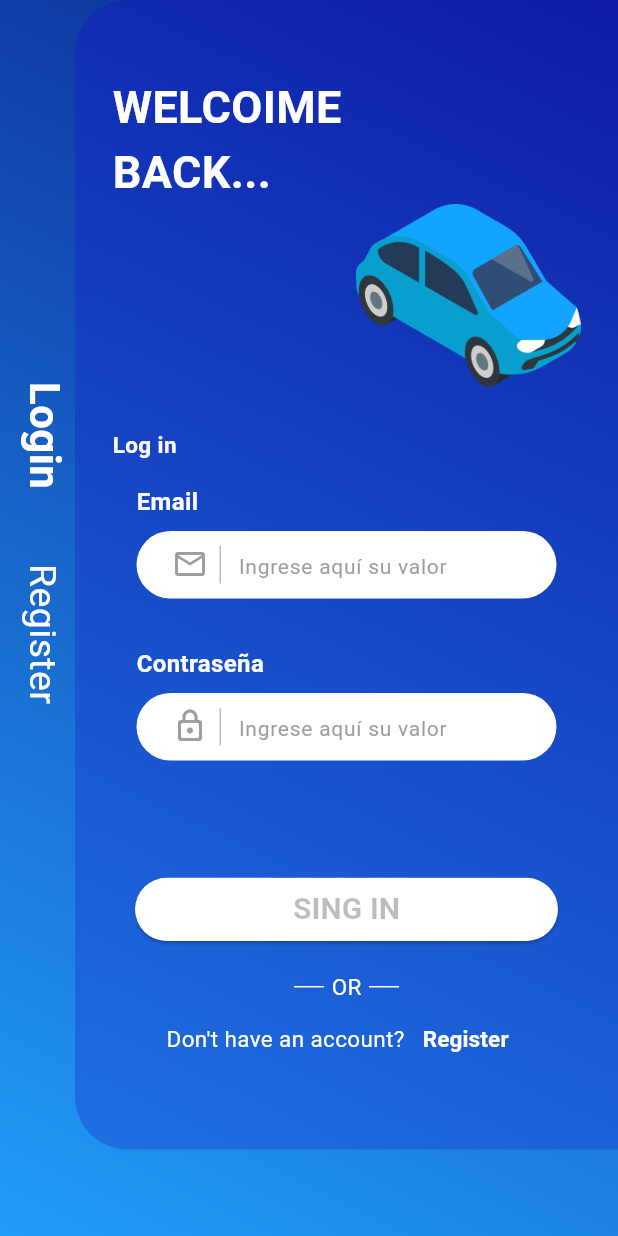
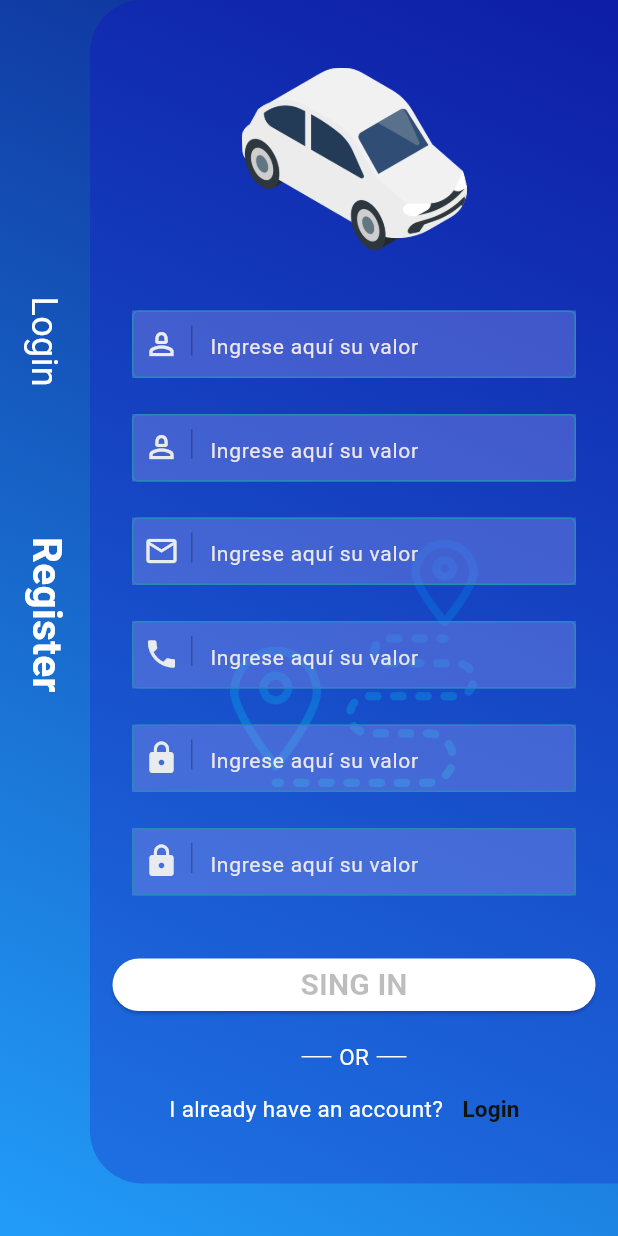
Before and after one commit to fswebcoder/indriver_clone, a Flutter app: the screen it shows after launch, after a tap on "Register", on a phone screen of 412 x 824 dp. Run offline on Flutter 3.47's test engine with Material 3 defaults, Android fonts, the light colour scheme and no system bars.

Commit message:
pantalla de registro

```diff
--- a/lib/main.dart
+++ b/lib/main.dart
@@ -1,5 +1,6 @@
 import 'package:flutter/material.dart';
 import 'package:indriver_clone/src/presentation/pages/auth/login/login_page.dart';
+import 'package:indriver_clone/src/presentation/pages/auth/register/register_page.dart';
 
 void main() {
   runApp(const MyApp());
@@ -18,7 +19,11 @@ class MyApp extends StatelessWidget {
         colorScheme: ColorScheme.fromSeed(seedColor: Colors.deepPurple),
         useMaterial3: true,
       ),
-      home: const LoginPage(),
+      initialRoute: 'login' ,
+     routes: {
+       'login': (context) => const LoginPage(),
+       'register': (context) => const RegisterPage(),
+     },
     );
   }
 }
--- a/lib/src/presentation/pages/auth/login/login_content.dart
+++ b/lib/src/presentation/pages/auth/login/login_content.dart
@@ -1,5 +1,6 @@
 import 'package:flutter/material.dart';
 import 'package:indriver_clone/src/presentation/widgets/default_texfield.dart';
+import 'package:indriver_clone/src/presentation/widgets/text_welcome.dart';
 
 class LoginContent extends StatelessWidget {
   const LoginContent({super.key});
@@ -27,11 +28,13 @@ class LoginContent extends StatelessWidget {
                     Color.fromARGB(255, 34, 156, 249)
                   ],
                 )),
-                child: const Column(
+                child: Column(
                   crossAxisAlignment: CrossAxisAlignment.start,
                   mainAxisAlignment: MainAxisAlignment.center,
                   children: [
-                    RotatedBox(
+                    GestureDetector(
+                      onTap: () => Navigator.pushNamed(context, 'register'),
+                      child: const  RotatedBox(
                           quarterTurns: 1,
                           child: Text(
                             'Login',
@@ -40,14 +43,18 @@ class LoginContent extends StatelessWidget {
                                 color: Colors.white,
                                 fontWeight: FontWeight.bold),
                           )),
-                    SizedBox(height: 50),
-                    RotatedBox(
+                    ),
+                    const SizedBox(height: 50),
+                     GestureDetector(
+                      onTap: () => Navigator.pushNamed(context, 'register'),
+                       child: const RotatedBox(
                           quarterTurns: 1,
                           child: Text(
                             'Register',
                             style: TextStyle(fontSize: 25, color: Colors.white),
                           )),
-                    SizedBox(height: 100),
+                     ),
+                    const  SizedBox(height: 100),
                   ],
                 ),
               ),
@@ -73,22 +80,8 @@ class LoginContent extends StatelessWidget {
                     mainAxisAlignment: MainAxisAlignment.start,
                     children: [
                       const SizedBox(height: 50),
-                      const Text(
-                        'WELCOIME',
-                        style: TextStyle(
-                          fontSize: 30,
-                          color: Colors.white,
-                          fontWeight: FontWeight.bold,
-                        ),
-                      ),
-                      const Text(
-                        'BACK...',
-                        style: TextStyle(
-                          fontSize: 30,
-                          color: Colors.white,
-                          fontWeight: FontWeight.bold,
-                        ),
-                      ),
+                      const TextWelcome(label: 'WELCOME',),
+                      const TextWelcome(label: 'BACK...',),
                       AnimatedContainer(
                         alignment: Alignment.centerRight,
                         duration: const Duration(seconds: 2),
@@ -118,7 +111,7 @@ class LoginContent extends StatelessWidget {
                       const Spacer(),
                       Flexible(
                         child: Container(
-                          height: 45,
+                          height: 48,
                           width: MediaQuery.of(context).size.width,
                           margin:
                               const EdgeInsets.only(bottom: 20, left: 15, right: 15),
--- /dev/null
+++ b/lib/src/presentation/pages/auth/register/register_content.dart
@@ -0,0 +1,223 @@
+import 'package:flutter/material.dart';
+import 'package:indriver_clone/src/presentation/widgets/default_texfield.dart';
+import 'package:indriver_clone/src/presentation/widgets/default_texfield_outline.dart';
+
+class RegisterContent extends StatelessWidget {
+  const RegisterContent({super.key});
+
+  @override
+  Widget build(BuildContext context) {
+    return Stack(
+      children: [
+        Container(
+          padding: const EdgeInsets.only(left: 12),
+          height: MediaQuery.of(context).size.height,
+          width: MediaQuery.of(context).size.width,
+          decoration: const BoxDecoration(
+            gradient: LinearGradient(
+              begin: Alignment.topRight,
+              end: Alignment.bottomLeft,
+              colors: [
+                Color.fromARGB(255, 12, 38, 145),
+                Color.fromARGB(255, 34, 156, 249)
+              ],
+            ),
+          ),
+          child: Column(
+            crossAxisAlignment: CrossAxisAlignment.start,
+            mainAxisAlignment: MainAxisAlignment.center,
+            children: [
+              _texLogintRotate(),
+              const SizedBox(height: 100),
+              _texRegistertRotate(),
+              SizedBox(height: MediaQuery.of(context).size.height * 0.20),
+            ],
+          ),
+        ),
+        Container(
+          margin: const EdgeInsets.only(left: 60, bottom: 35),
+          decoration: const BoxDecoration(
+            borderRadius: BorderRadius.only(
+              topLeft: Radius.circular(35),
+              bottomLeft: Radius.circular(35),
+            ),
+            gradient: LinearGradient(
+              begin: Alignment.topRight,
+              end: Alignment.bottomLeft,
+              colors: [
+                        Color.fromARGB(255, 14, 29, 166),
+                        Color.fromARGB(255, 30, 112, 227)
+                      ],
+            ),
+          ),
+          child: Column(
+            children: [
+              _imageBanner(),
+              Expanded(
+                child: SingleChildScrollView(
+                  child: Stack(
+                    children: [
+                      _imageBackgroud(context),
+                      Column(
+                        children: [
+                            const DefaultTexfieldOutline(
+                          label: 'Nombre',
+                          icon: Icons.person_2_outlined,
+                        ),
+                        const DefaultTexfieldOutline(
+                          label: 'Apellido',
+                          icon: Icons.person_2_outlined,
+                        ),
+                        const DefaultTexfieldOutline(
+                          label: 'Email',
+                          icon: Icons.email_outlined,
+                        ),
+                        const DefaultTexfieldOutline(
+                          label: 'Telefono',
+                          icon: Icons.phone,
+                        ),
+                        const DefaultTexfieldOutline(
+                          label: 'Contraseña',
+                          icon: Icons.lock,
+                        ),
+                        const DefaultTexfieldOutline(
+                          label: 'Confirmar Contraseña',
+                          icon: Icons.lock,
+                        ),
+                        const SizedBox(height: 30),
+                        Container(
+                          height: 35,
+                          width: MediaQuery.of(context).size.width,
+                          margin: const EdgeInsets.only(
+                              bottom: 20, left: 15, right: 15),
+                          child: ElevatedButton(
+                            onPressed: () {},
+                            style: ElevatedButton.styleFrom(
+                              backgroundColor: Colors.white,
+                            ),
+                            child: const Text(
+                              'SING IN',
+                              style: TextStyle(
+                                color: Colors.black26,
+                                fontSize: 20,
+                                fontWeight: FontWeight.bold,
+                              ),
+                            ),
+                          ),
+                        ),
+                        _separetorOr(),
+                        _textAlreadyHaveAccount(context),
+                        ],
+                      )
+                    ],
+
+                  ),
+                ),
+              ),
+            ],
+          ),
+        ),
+
+      ],
+    );
+  }
+
+  Widget _texLogintRotate() {
+    return const RotatedBox(
+      quarterTurns: 1,
+      child: Text(
+        'Login',
+        style: TextStyle(fontSize: 24, color: Colors.white),
+      ),
+    );
+  }
+
+  Widget _texRegistertRotate() {
+    return const RotatedBox(
+      quarterTurns: 1,
+      child: Text(
+        'Register',
+        style: TextStyle(
+            fontSize: 27, color: Colors.white, fontWeight: FontWeight.bold),
+      ),
+    );
+  }
+
+  Widget _imageBanner() {
+    return Container(
+      margin: const EdgeInsets.only(top: 45),
+      alignment: Alignment.center,
+      child: Image.asset(
+        'assets/img/car_white.png',
+        height: 150,
+        width: 150,
+      ),
+    );
+  }
+
+  Widget _separetorOr(){
+    return Row(
+      mainAxisAlignment: MainAxisAlignment.center,
+      children: [
+        Container(
+          width: 20,
+          height: 1,
+          color: Color.fromARGB(255, 253, 251, 251),
+        ),
+        const SizedBox(width: 5),
+        const Text('OR',
+            style: TextStyle(
+              color: Color.fromARGB(255, 253, 251, 251),
+              fontSize: 15,
+            )),
+        const SizedBox(width: 5),
+        Container(
+          width: 20,
+          height: 1,
+          color: Color.fromARGB(255, 253, 251, 251),
+        )
+      ],
+    );
+  }
+
+  Widget _textAlreadyHaveAccount(BuildContext context){
+    return Row(
+      mainAxisAlignment: MainAxisAlignment.center,
+      children: [
+        const Text(
+          'I already have an account?',
+          style: TextStyle(
+            color: Color.fromARGB(255, 255, 254, 254),
+            fontSize: 15,
+          ),
+        ),
+        TextButton(
+          onPressed: () {
+             Navigator.pushNamed(context, 'login');
+          },
+          child: const Text(
+            'Login',
+            style: TextStyle(
+              color: Color.fromARGB(255, 17, 17, 17),
+              fontSize: 15,
+              fontWeight: FontWeight.bold,
+            ),
+          ),
+        ),
+      ],
+    );
+  }
+
+  Widget _imageBackgroud(BuildContext context){
+    return Container(
+      alignment: Alignment.center,
+      margin: const EdgeInsets.only(bottom: 50),
+      child: Image.asset('assets/img/destination.png',
+        height: MediaQuery.of(context).size.height * 0.6,
+        width: MediaQuery.of(context).size.width * 0.4,
+        opacity: const AlwaysStoppedAnimation(0.3),
+
+      ),
+    );
+  }
+}
--- /dev/null
+++ b/lib/src/presentation/pages/auth/register/register_page.dart
@@ -0,0 +1,18 @@
+import 'package:flutter/material.dart';
+import 'package:indriver_clone/src/presentation/pages/auth/register/register_content.dart';
+
+class RegisterPage extends StatefulWidget {
+  const RegisterPage({super.key});
+
+  @override
+  State<RegisterPage> createState() => _RegisterPageState();
+}
+
+class _RegisterPageState extends State<RegisterPage> {
+  @override
+  Widget build(BuildContext context) {
+    return Scaffold(
+      body: const  RegisterContent(),
+    );
+  }
+}
--- a/lib/src/presentation/widgets/default_texfield.dart
+++ b/lib/src/presentation/widgets/default_texfield_outline.dart
@@ -1,10 +1,10 @@
 import 'package:flutter/material.dart';
 
-class DefaultTexfield extends StatelessWidget {
+class DefaultTexfieldOutline extends StatelessWidget {
   final String label;
   final IconData icon;
 
-  const DefaultTexfield({
+  const DefaultTexfieldOutline({
     super.key,
     required this.label,
     required this.icon,
@@ -13,51 +13,52 @@ class DefaultTexfield extends StatelessWidget {
   @override
   Widget build(BuildContext context) {
     return Padding(
-        padding: const EdgeInsets.all(16.0),
+        padding: const EdgeInsets.all(12.0),
         child: Column(
           crossAxisAlignment: CrossAxisAlignment.start,
           children: [
-            Text(
-              label,
-              style: const TextStyle(
-                  fontSize: 16.0,
-                  fontWeight: FontWeight.bold,
-                  color: Colors.white),
-            ),
-            const SizedBox(height: 8.0),
-            Container(
-              height: 45,
-              decoration: const BoxDecoration(
-                color: Colors.white,
-                borderRadius: BorderRadius.all(
-                  Radius.circular(30),
+            Padding(
+              padding: const EdgeInsets.symmetric(horizontal: 16.0),
+              child: Container(
+                height: 45,
+                decoration: const BoxDecoration(
+                  color: Color.fromRGBO(134, 144, 233, 0.4),
                 ),
-              ),
-              child: Padding(
-                padding: const EdgeInsets.symmetric(horizontal: 16.0),
-                child: TextField(
+                child: TextFormField(
                   decoration: InputDecoration(
                       contentPadding:
-                          const EdgeInsets.symmetric(vertical: 13.0),
+                          const EdgeInsets.symmetric(vertical: 12.0),
                       prefixIcon: Container(
                         margin: const EdgeInsets.only(top: 10),
                         child: Wrap(
                           alignment: WrapAlignment.spaceEvenly,
                           children: [
-                            Icon(icon, color: Colors.grey),
+                            Icon(icon,
+                                color: Color.fromARGB(255, 233, 236, 238)),
                             Container(
-                              height: 25,
+                              height: 20,
                               width: 1,
                               color: Colors.black26,
                             )
                           ],
                         ),
                       ),
-                      border: InputBorder.none,
+                      focusedBorder: OutlineInputBorder(
+                        borderSide: const BorderSide(
+                          color: Colors.blue,
+                          width: 2.0,
+                        ),
+                      ),
+                      enabledBorder: const OutlineInputBorder(
+                        borderSide: BorderSide(
+                          color: Color.fromARGB(255, 39, 139, 185),
+                          width: 1.0,
+                        ),
+                      ),
                       hintText: 'Ingrese aquí su valor',
                       hintStyle: const TextStyle(
                         fontSize: 14.0,
-                        color: Colors.grey,
+                        color: Color.fromARGB(255, 235, 231, 231),
                         textBaseline: TextBaseline.ideographic,
                       )),
                 ),
--- /dev/null
+++ b/lib/src/presentation/widgets/text_welcome.dart
@@ -0,0 +1,23 @@
+import 'package:flutter/material.dart';
+
+class TextWelcome extends StatelessWidget {
+
+  final String label;
+
+  const TextWelcome({
+    super.key,
+    required this.label,
+  });
+
+  @override
+  Widget build(BuildContext context) {
+    return Text(
+      label,
+      style: const TextStyle(
+        fontSize: 30,
+        color: Colors.white,
+        fontWeight: FontWeight.bold,
+      ),
+    );
+  }
+}
```
Lines whose indentation alone changed are shown as unchanged.
